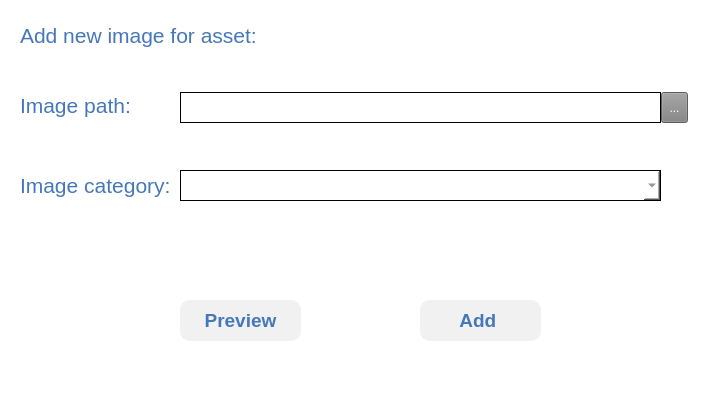
Before: the Qt Designer form design/Add_image_dialog.ui in 2uanDM/Upwork-Assets-Dashboard, drawn with Qt 5.
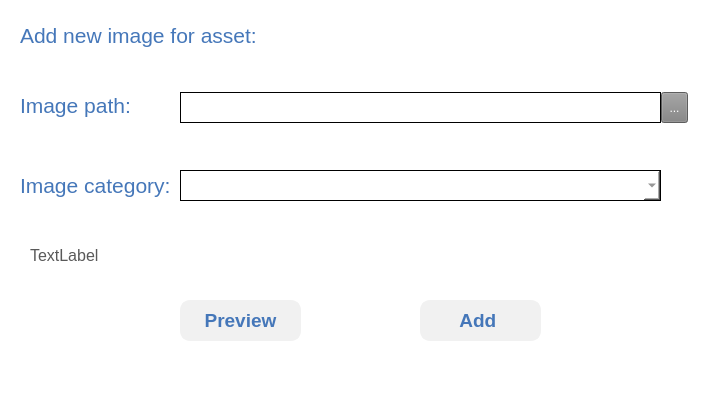
After: the same form once the commit is applied.

```diff
--- a/design/Add_image_dialog.ui
+++ b/design/Add_image_dialog.ui
@@ -253,6 +253,28 @@
      <string>Preview</string>
     </property>
    </widget>
+   <widget class="QLabel" name="result_label">
+    <property name="geometry">
+     <rect>
+      <x>70</x>
+      <y>250</y>
+      <width>661</width>
+      <height>31</height>
+     </rect>
+    </property>
+    <property name="font">
+     <font>
+      <family>Segoe UI</family>
+      <pointsize>12</pointsize>
+     </font>
+    </property>
+    <property name="styleSheet">
+     <string notr="true">color:rgb(89,89,89)</string>
+    </property>
+    <property name="text">
+     <string>TextLabel</string>
+    </property>
+   </widget>
   </widget>
  </widget>
  <resources/>
```
